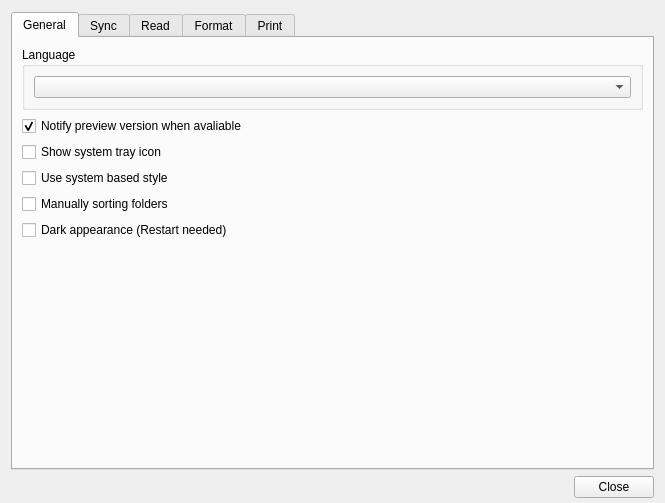
First picture: the form in src/ui/WizPreferenceDialog.ui, repository WizTeam/WizQTClient, before the edit.
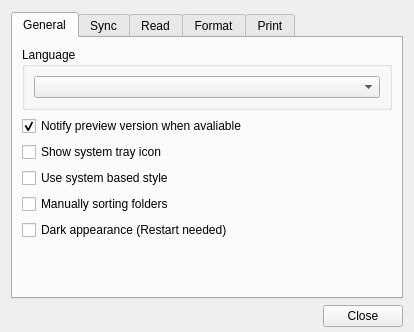
Second picture: the form after the edit.

```diff
--- a/src/ui/WizPreferenceDialog.ui
+++ b/src/ui/WizPreferenceDialog.ui
@@ -6,8 +6,8 @@
    <rect>
     <x>0</x>
     <y>0</y>
-    <width>665</width>
-    <height>503</height>
+    <width>414</width>
+    <height>332</height>
    </rect>
   </property>
   <property name="sizePolicy">
```
